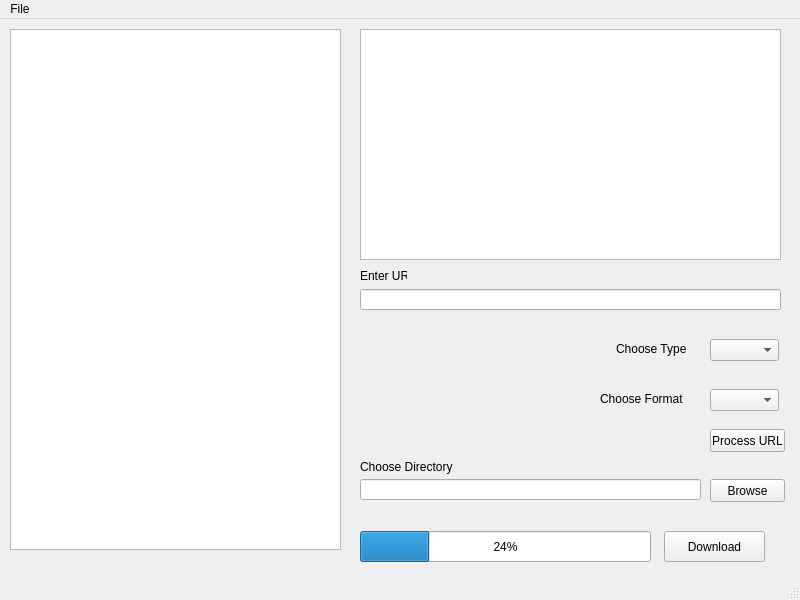
Above: pydownload.ui from RebelliousPebble/youtubeconverter before the change. Below: the same form after it.
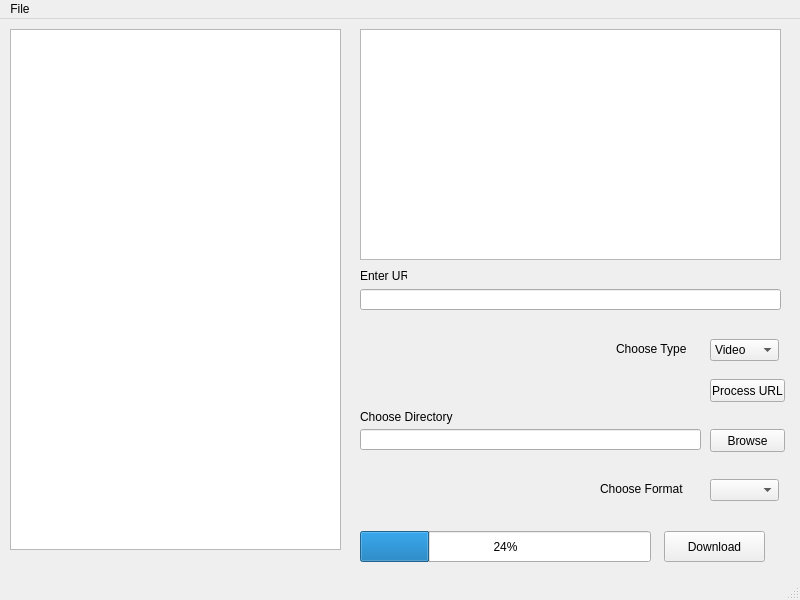
That is the form after the change.

```diff
--- a/pydownload.ui
+++ b/pydownload.ui
@@ -41,7 +41,7 @@
     <property name="geometry">
      <rect>
       <x>710</x>
-      <y>410</y>
+      <y>360</y>
       <width>75</width>
       <height>23</height>
      </rect>
@@ -82,6 +82,16 @@
       <height>22</height>
      </rect>
     </property>
+    <item>
+     <property name="text">
+      <string>Video</string>
+     </property>
+    </item>
+    <item>
+     <property name="text">
+      <string>Audio</string>
+     </property>
+    </item>
    </widget>
    <widget class="QLabel" name="type">
     <property name="geometry">
@@ -100,7 +110,7 @@
     <property name="geometry">
      <rect>
       <x>600</x>
-      <y>370</y>
+      <y>460</y>
       <width>91</width>
       <height>20</height>
      </rect>
@@ -113,7 +123,7 @@
     <property name="geometry">
      <rect>
       <x>710</x>
-      <y>370</y>
+      <y>460</y>
       <width>69</width>
       <height>22</height>
      </rect>
@@ -123,7 +133,7 @@
     <property name="geometry">
      <rect>
       <x>360</x>
-      <y>460</y>
+      <y>410</y>
       <width>341</width>
       <height>21</height>
      </rect>
@@ -133,7 +143,7 @@
     <property name="geometry">
      <rect>
       <x>360</x>
-      <y>440</y>
+      <y>390</y>
       <width>101</width>
       <height>16</height>
      </rect>
@@ -146,7 +156,7 @@
     <property name="geometry">
      <rect>
       <x>710</x>
-      <y>460</y>
+      <y>410</y>
       <width>75</width>
       <height>23</height>
      </rect>
```
Left out of the diff: 16 changed lines with no effect on the pictures.
